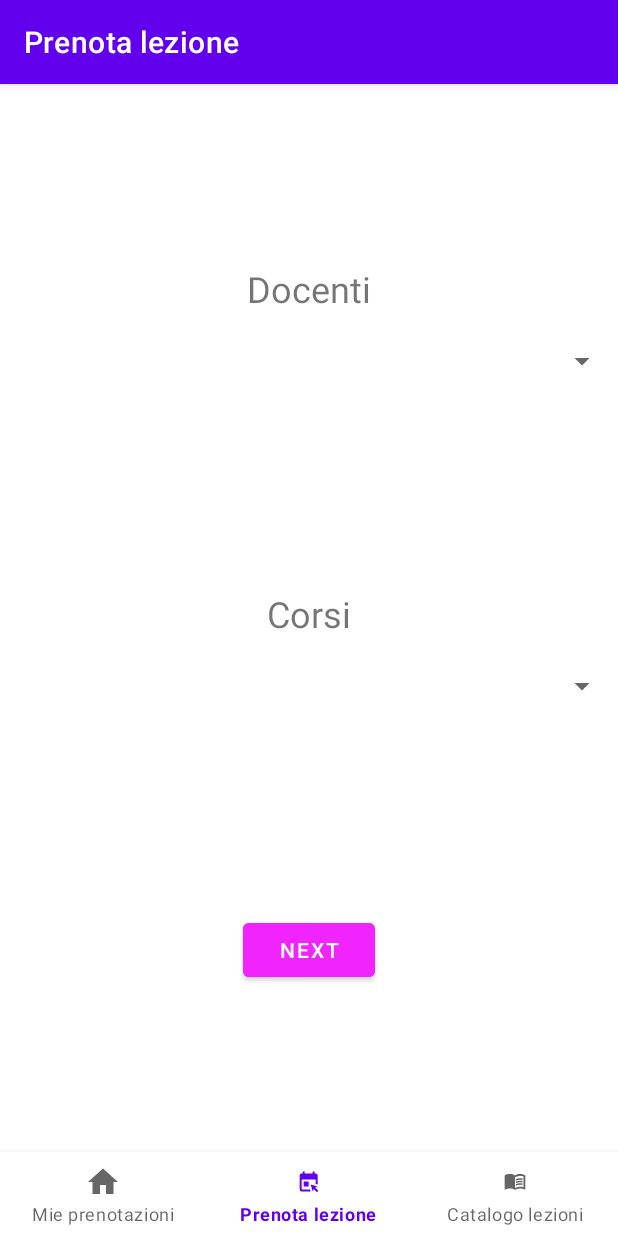
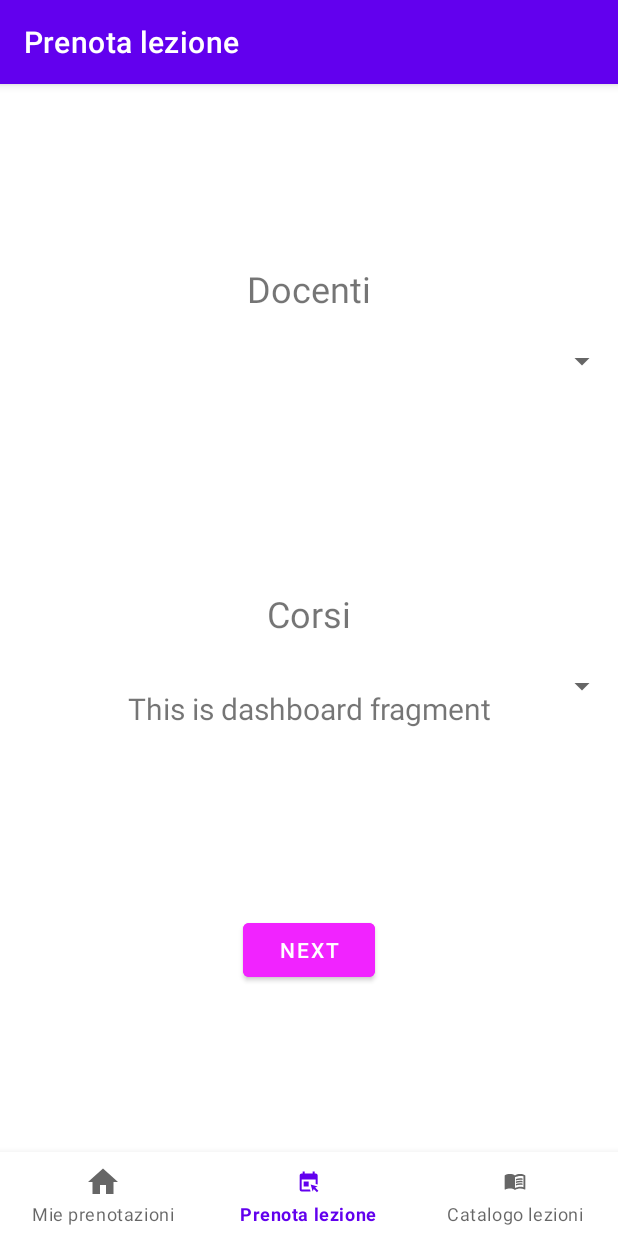
Before and after one commit to lucamodica/Android-app-lesson-booking, an Android app: the BookingFragment screen opened through its navigation route, on a phone screen of 412 x 824 dp. Run offline under Robolectric (Android 15) with nearby library versions, the phone set to English and light mode, and no system bars; our stand-ins replace navigation-ui.

Commit message:
CONFLICT SOLVED

```diff
--- a/app/src/main/java/com/example/lessonbooking/view/activity/LoginActivity.java
+++ b/app/src/main/java/com/example/lessonbooking/view/activity/LoginActivity.java
@@ -51,6 +51,10 @@
         Button login_button = findViewById(R.id.login);
         login_button.setOnClickListener(this::login);
 
+        /*TODO**********************************/
+        //Login ospite button
+        Button guest_login_button = findViewById(R.id.login_ospite);
+
         //CheckBox to show password in textfield
         CheckBox ch = findViewById(R.id.showPsw);
         ch.setOnCheckedChangeListener((compoundButton, b) -> {
@@ -63,15 +67,6 @@
                         PasswordTransformationMethod.getInstance());
             }
         });
-
-        //Login button
-        Button login_button = findViewById(R.id.login);
-        login_button.setOnClickListener(this::login);
-
-        /*TODO**********************************/
-        //Login ospite button
-        Button login_user_button = findViewById(R.id.login_ospite);
-        login_user_button.setOnClickListener(this::login);
     }
 
     private void handleResponse(JSONObject jsonResult)
@@ -97,6 +92,7 @@
                 inte.putExtra("role", role);
                 inte.putExtra("jsessionid", jsessionid);
                 startActivity(inte);
+                finish();
                 break;
 
             case ("invalid_credentials"):
@@ -145,7 +141,6 @@
             Toast.makeText(ctx, "Inserire username e password",
                     Toast.LENGTH_LONG).show();
         }
-        finish();
     }
 
 }
--- a/app/src/main/res/layout/fragment_booking.xml
+++ b/app/src/main/res/layout/fragment_booking.xml
@@ -1,10 +1,25 @@
 <?xml version="1.0" encoding="utf-8"?>
-<androidx.constraintlayout.widget.ConstraintLayout xmlns:android="http://schemas.android.com/apk/res/android"
+<androidx.constraintlayout.widget.ConstraintLayout
+    xmlns:android="http://schemas.android.com/apk/res/android"
     xmlns:app="http://schemas.android.com/apk/res-auto"
     xmlns:tools="http://schemas.android.com/tools"
     android:layout_width="match_parent"
     android:layout_height="match_parent"
     tools:context=".view.activity.MainActivity">
+
+    <TextView
+        android:id="@+id/textDashboard"
+        android:layout_width="match_parent"
+        android:layout_height="wrap_content"
+        android:layout_marginStart="8dp"
+        android:layout_marginTop="8dp"
+        android:layout_marginEnd="8dp"
+        android:textAlignment="center"
+        android:textSize="20sp"
+        app:layout_constraintBottom_toBottomOf="parent"
+        app:layout_constraintEnd_toEndOf="parent"
+        app:layout_constraintStart_toStartOf="parent"
+        app:layout_constraintTop_toTopOf="parent" />
 
     <Spinner
         android:id="@+id/sp_docenti"
```
